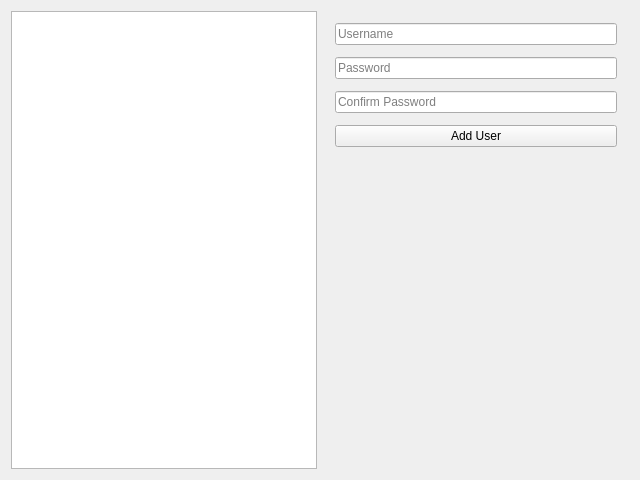
liolok/Inventory-Management, file userswidget.ui: the form before one commit.
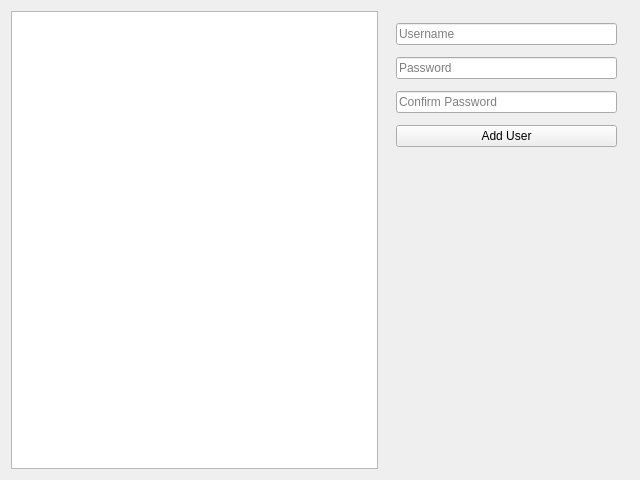
The form after the commit.

Commit message: use 6:4 column stretch in widgets

```diff
--- a/userswidget.ui
+++ b/userswidget.ui
@@ -10,13 +10,8 @@
     <height>480</height>
    </rect>
   </property>
-  <property name="windowTitle">
-   <string>Form</string>
-  </property>
-  <layout class="QGridLayout" name="gridLayout">
+  <layout class="QGridLayout" name="gridLayoutUsers" columnstretch="6,4">
    <item row="0" column="0">
-    <layout class="QHBoxLayout" name="horizontalLayout">
-     <item>
       <widget class="QListWidget" name="userList">
        <property name="editTriggers">
         <set>QAbstractItemView::NoEditTriggers</set>
@@ -26,7 +21,7 @@
        </property>
       </widget>
      </item>
-     <item>
+   <item row="0" column="1">
       <layout class="QVBoxLayout" name="verticalLayout">
        <property name="spacing">
         <number>12</number>
@@ -98,8 +93,6 @@
           </size>
          </property>
         </spacer>
-       </item>
-      </layout>
      </item>
     </layout>
    </item>
```
Lines whose indentation alone changed are shown as unchanged. The commit also changes 2 other files.
